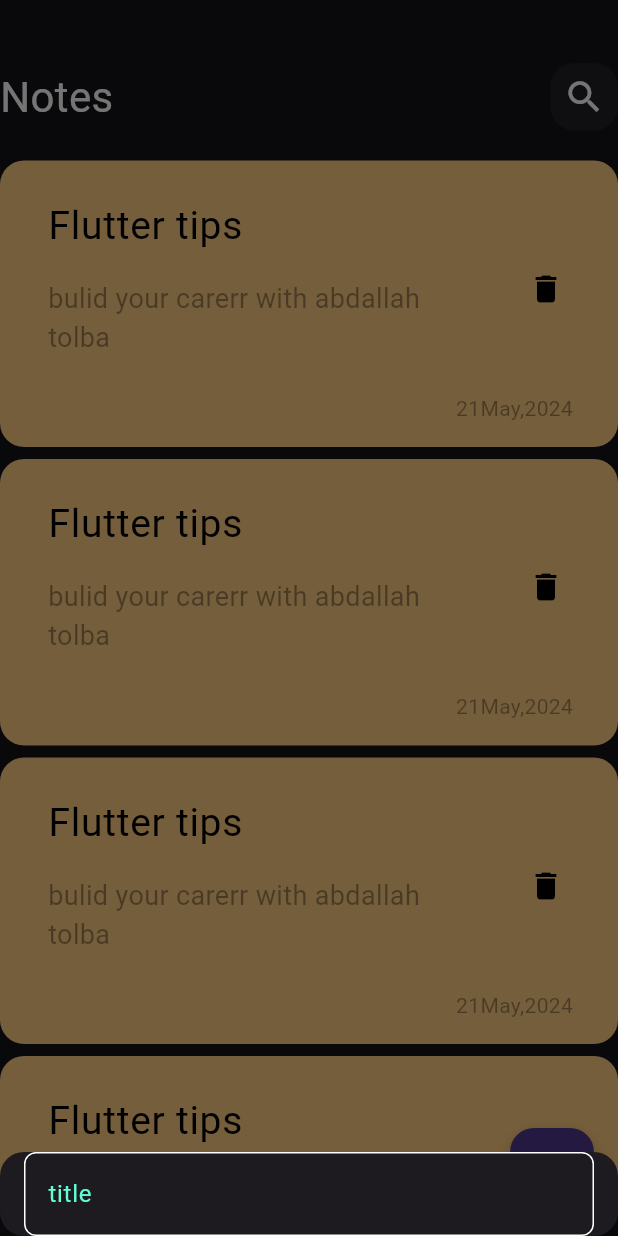
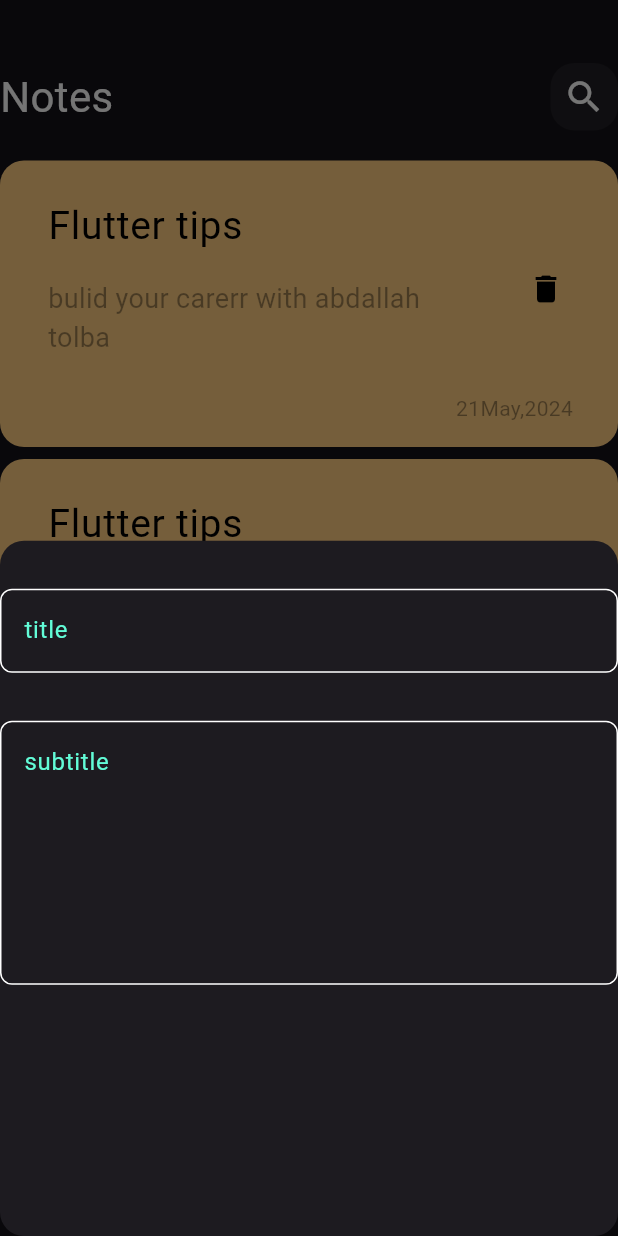
Before and after one commit to Abdallah1719/notes_tick_app, a Flutter app: the screen it shows after launch, after a tap on the "add" icon, on a phone screen of 412 x 824 dp. Run offline on Flutter 3.47's test engine with Material 3 defaults, Android fonts, the phone set to English and light mode, and no system bars.

Commit message:
add filed to bottom sheet

```diff
--- a/notes_tick_app/lib/presentation/widgets/add_note_bottom_sheet.dart
+++ b/notes_tick_app/lib/presentation/widgets/add_note_bottom_sheet.dart
@@ -6,13 +6,20 @@
 
   @override
   Widget build(BuildContext context) {
-    return Container(
-      child: const Padding(
-        padding: EdgeInsets.symmetric(horizontal: 16),
-        child: SingleChildScrollView(
-          child: CustomTextFormField(hint: 'title'),
+    return const Column(
+      children: [
+        SizedBox(
+          height: 32,
         ),
-      ),
+        CustomTextFormField(hint: 'title'),
+        SizedBox(
+          height: 32,
+        ),
+        CustomTextFormField(
+          hint: 'subtitle',
+          maxlines: 6,
+        ),
+      ],
     );
   }
 }
```
